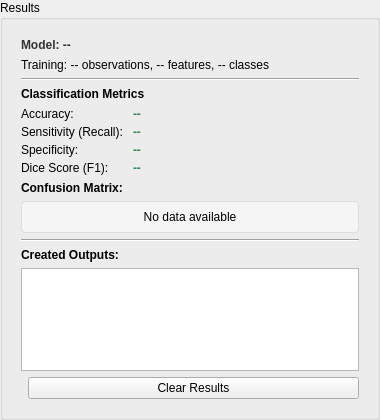
The window that src/WhiskerToolbox/MLCore_Widget/ResultsPanel.ui (paulmthompson/WhiskerToolbox) describes before a commit, drawn with Qt 5.
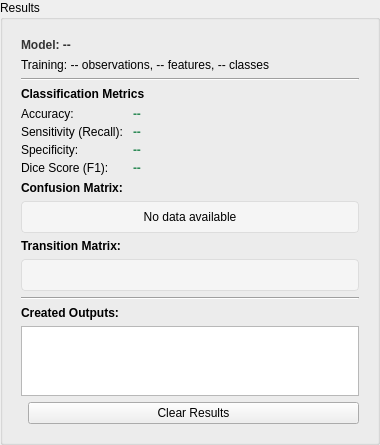
The same window after the commit. The open tabs and pages were chosen to show the change.

Commit message: HMM parameter page added. Digital event series can be used for labels in mlcore widget. transition matrix can should in Results panel

Patch:
```diff
--- a/src/WhiskerToolbox/MLCore_Widget/ResultsPanel.ui
+++ b/src/WhiskerToolbox/MLCore_Widget/ResultsPanel.ui
@@ -251,6 +251,45 @@
             </property>
            </widget>
           </item>
+          <!-- Transition matrix (HMM only) -->
+          <item>
+           <widget class="QLabel" name="transitionMatrixHeaderLabel">
+            <property name="text">
+             <string>Transition Matrix:</string>
+            </property>
+            <property name="styleSheet">
+             <string>QLabel { font-weight: bold; }</string>
+            </property>
+            <property name="visible">
+             <bool>false</bool>
+            </property>
+           </widget>
+          </item>
+          <item>
+           <widget class="QLabel" name="transitionMatrixLabel">
+            <property name="text">
+             <string/>
+            </property>
+            <property name="wordWrap">
+             <bool>true</bool>
+            </property>
+            <property name="styleSheet">
+             <string>QLabel {
+    font-family: 'Courier New', monospace;
+    background-color: #f5f5f5;
+    border: 1px solid #ddd;
+    padding: 8px;
+    border-radius: 4px;
+}</string>
+            </property>
+            <property name="alignment">
+             <set>Qt::AlignCenter</set>
+            </property>
+            <property name="visible">
+             <bool>false</bool>
+            </property>
+           </widget>
+          </item>
           <item>
            <widget class="Line" name="outputsSeparator">
             <property name="orientation">
```
The commit also changes 11 other files.
